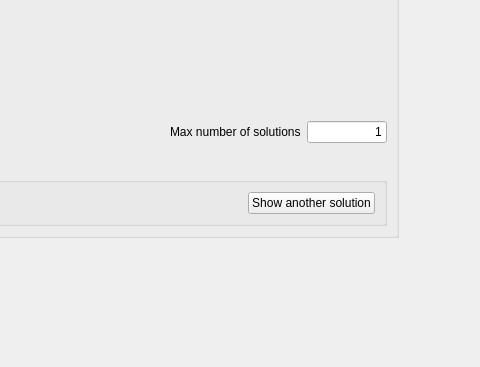
MericLuc/ecv-queens, file src/mainwindow.ui: the form before one commit; both pictures show x 286 to 766 and y 530 to 897 of the 766 by 897 pixel window.
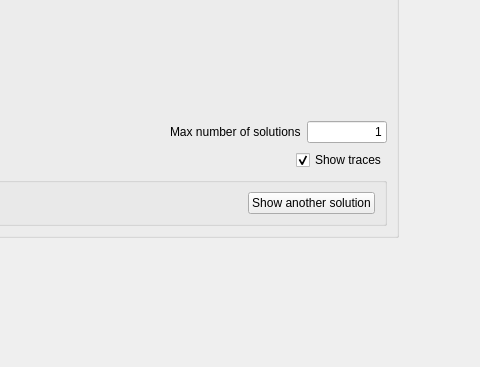
The form after the commit. Custom widgets are drawn as their Qt base class.

```diff
--- a/src/mainwindow.ui
+++ b/src/mainwindow.ui
@@ -288,6 +288,16 @@
              </property>
             </spacer>
            </item>
+           <item>
+            <widget class="QCheckBox" name="cb_traces">
+             <property name="text">
+              <string>Show traces</string>
+             </property>
+             <property name="checked">
+              <bool>true</bool>
+             </property>
+            </widget>
+           </item>
           </layout>
          </item>
          <item>
@@ -382,6 +392,14 @@
    </layout>
   </widget>
  </widget>
+ <customwidgets>
+  <customwidget>
+   <class>Grid</class>
+   <extends>QWidget</extends>
+   <header>src/grid.h</header>
+   <container>1</container>
+  </customwidget>
+ </customwidgets>
  <resources/>
  <connections/>
 </ui>
```
Left out of the diff: 5 changed lines with no effect on the pictures.
